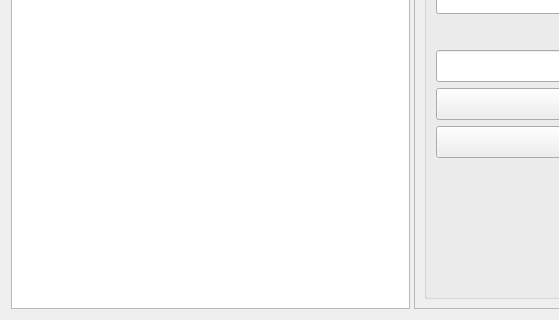
Yavlados/VKR, file officialtelephones.ui: the form before one commit; both pictures show x 0 to 559 and y 518 to 838 of the 1009 by 838 pixel window.
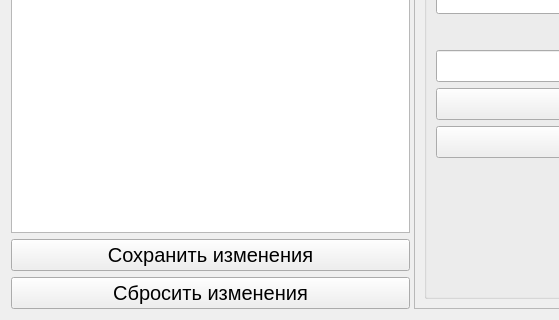
The form after the commit. Icons and pictures are not drawn.

Patch:
```diff
--- a/officialtelephones.ui
+++ b/officialtelephones.ui
@@ -64,6 +64,30 @@
          </property>
         </widget>
        </item>
+       <item>
+        <widget class="QPushButton" name="pushButton_3">
+         <property name="font">
+          <font>
+           <pointsize>15</pointsize>
+          </font>
+         </property>
+         <property name="text">
+          <string>Сохранить изменения</string>
+         </property>
+        </widget>
+       </item>
+       <item>
+        <widget class="QPushButton" name="pushButton_4">
+         <property name="font">
+          <font>
+           <pointsize>15</pointsize>
+          </font>
+         </property>
+         <property name="text">
+          <string>Сбросить изменения</string>
+         </property>
+        </widget>
+       </item>
       </layout>
      </widget>
      <widget class="QSplitter" name="splitter">
```
